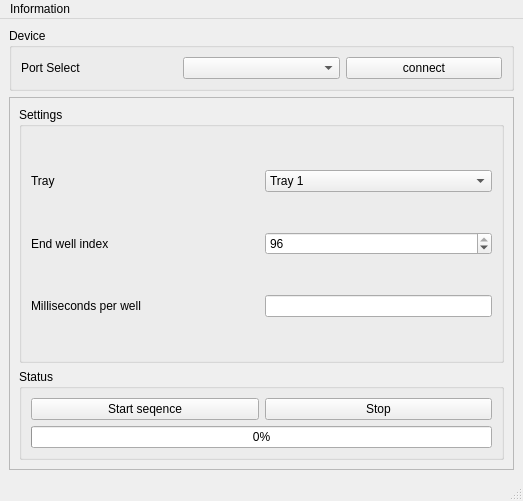
The window that mainwindow.ui (nrish/machine-interface-caltech) describes before a commit, drawn with Qt 5.
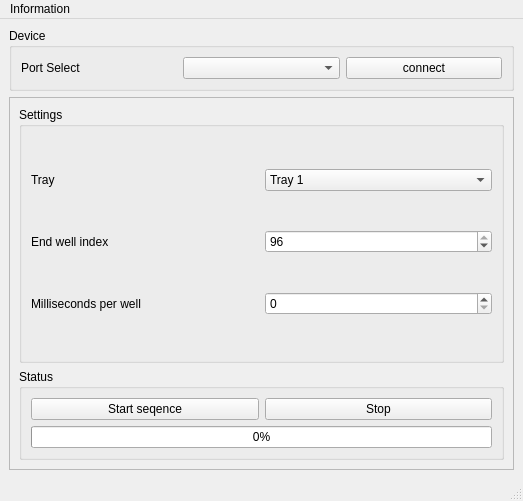
The same window after the commit. Custom widgets are drawn as their Qt base class.

Commit message: Added a custom spin box for the millisecond time which is in uint32_t values.

```diff
--- a/mainwindow.ui
+++ b/mainwindow.ui
@@ -163,14 +163,7 @@
            </widget>
           </item>
           <item row="4" column="1">
-           <widget class="QLineEdit" name="timeInput">
-            <property name="sizePolicy">
-             <sizepolicy hsizetype="Preferred" vsizetype="Fixed">
-              <horstretch>0</horstretch>
-              <verstretch>0</verstretch>
-             </sizepolicy>
-            </property>
-           </widget>
+           <widget class="uint32SpinBox" name="spinTimeWell"/>
           </item>
          </layout>
         </widget>
@@ -258,6 +251,13 @@
    </property>
   </action>
  </widget>
+ <customwidgets>
+  <customwidget>
+   <class>uint32SpinBox</class>
+   <extends>QSpinBox</extends>
+   <header>uint32spinbox.h</header>
+  </customwidget>
+ </customwidgets>
  <resources/>
  <connections/>
 </ui>
```
Left out of the diff: 2 changed lines with no effect on the pictures. The commit also changes 4 other files.
